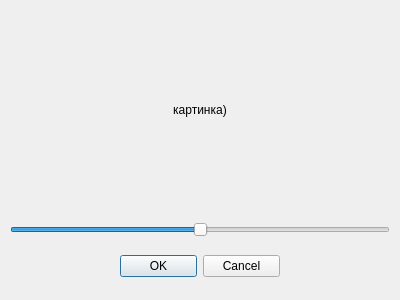
Above: ui/inhance_dialog.ui from petinPetya/qt before the change. Below: the same form after it.
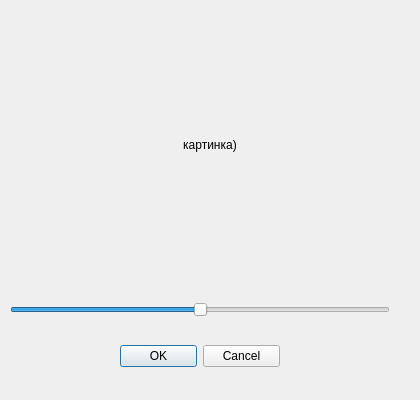
That is the form after the change.

```diff
--- a/ui/inhance_dialog.ui
+++ b/ui/inhance_dialog.ui
@@ -6,8 +6,8 @@
    <rect>
     <x>0</x>
     <y>0</y>
-    <width>400</width>
-    <height>300</height>
+    <width>420</width>
+    <height>400</height>
    </rect>
   </property>
   <property name="windowTitle">
@@ -20,8 +20,8 @@
     <rect>
      <x>10</x>
      <y>10</y>
-     <width>380</width>
-     <height>200</height>
+     <width>400</width>
+     <height>270</height>
     </rect>
    </property>
    <property name="text">
@@ -35,7 +35,7 @@
   <property name="geometry">
     <rect>
       <x>10</x>
-      <y>220</y>
+      <y>300</y>
       <width>380</width>
       <height>20</height>
     </rect>
@@ -58,7 +58,7 @@
    <property name="geometry">
     <rect>
      <x>120</x>
-     <y>250</y>
+     <y>340</y>
      <width>160</width>
      <height>32</height>
     </rect>
```
Left out of the diff: 3 changed lines with no effect on the pictures.
